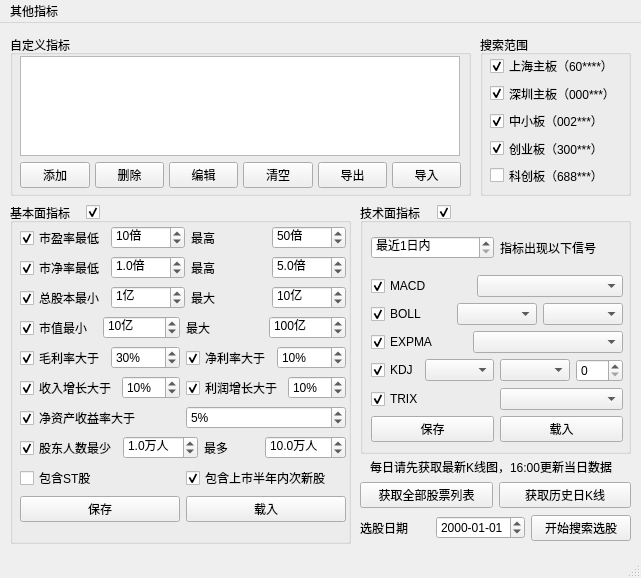
victor647/QuantumStockTrade, file QtDesign/StockFinder.ui: the form before one commit.
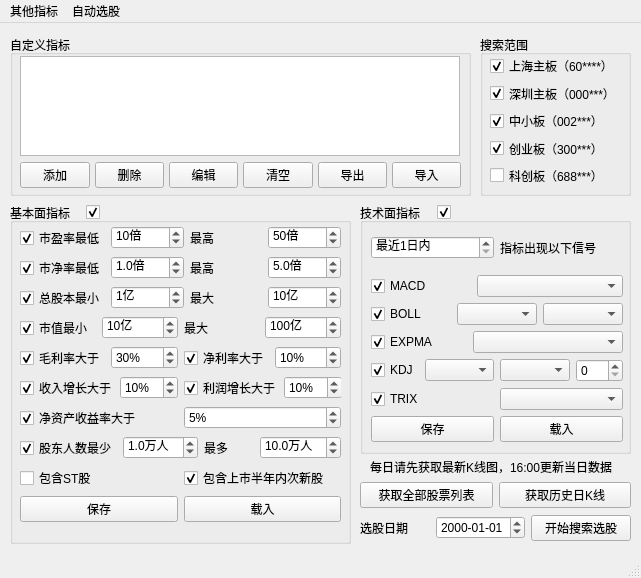
The form after the commit.

Commit message: 批量自动选股器完成

```diff
--- a/QtDesign/StockFinder.ui
+++ b/QtDesign/StockFinder.ui
@@ -255,7 +255,7 @@
       <rect>
        <x>10</x>
        <y>23</y>
-       <width>326</width>
+       <width>321</width>
        <height>306</height>
       </rect>
      </property>
@@ -1306,7 +1306,7 @@
      <x>0</x>
      <y>0</y>
      <width>641</width>
-     <height>22</height>
+     <height>23</height>
     </rect>
    </property>
    <widget class="QMenu" name="mnuOtherCriterias">
@@ -1315,7 +1315,14 @@
     </property>
     <addaction name="actHoldersStatus"/>
    </widget>
+   <widget class="QMenu" name="menu">
+    <property name="title">
+     <string>自动选股</string>
+    </property>
+    <addaction name="actBatchSelector"/>
+   </widget>
    <addaction name="mnuOtherCriterias"/>
+   <addaction name="menu"/>
   </widget>
   <widget class="QStatusBar" name="statusbar"/>
   <action name="actHoldersStatus">
```
Left out of the diff: 52 changed lines with no effect on the pictures. The commit also changes 10 other files.
